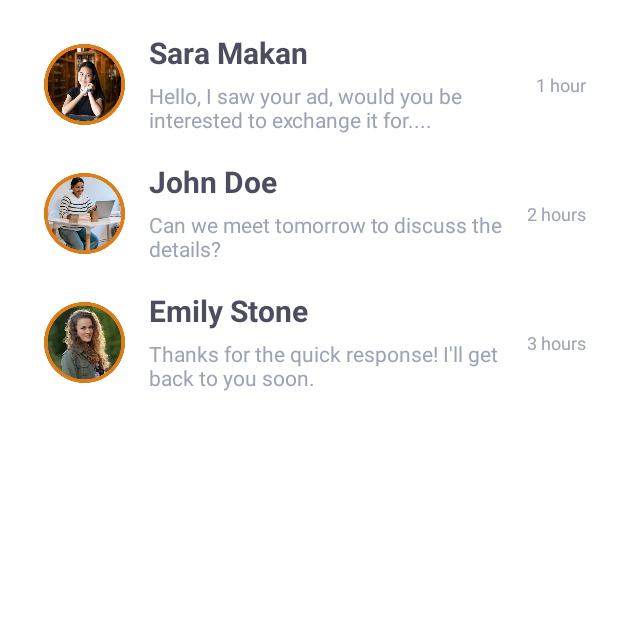
After one commit to Safeane/Exchangify1, an Android app: the chat_item screen opened directly, with no data from a screen before it, on a phone screen of 412 x 824 dp, the top half of it. The commit adds this screen. Run offline under Robolectric (Android 15) with nearby library versions, the phone set to English and light mode, and no system bars; 1 statement that could not run was skipped.

Commit message:
final
final commit

```diff
--- /dev/null
+++ b/app/src/main/java/com/manipal/exchangify/chat_item.java
@@ -0,0 +1,24 @@
+package com.manipal.exchangify;
+
+import android.os.Bundle;
+
+import androidx.activity.EdgeToEdge;
+import androidx.appcompat.app.AppCompatActivity;
+import androidx.core.graphics.Insets;
+import androidx.core.view.ViewCompat;
+import androidx.core.view.WindowInsetsCompat;
+
+public class chat_item extends AppCompatActivity {
+
+    @Override
+    protected void onCreate(Bundle savedInstanceState) {
+        super.onCreate(savedInstanceState);
+        EdgeToEdge.enable(this);
+        setContentView(R.layout.activity_chat_item);
+        ViewCompat.setOnApplyWindowInsetsListener(findViewById(R.id.main), (v, insets) -> {
+            Insets systemBars = insets.getInsets(WindowInsetsCompat.Type.systemBars());
+            v.setPadding(systemBars.left, systemBars.top, systemBars.right, systemBars.bottom);
+            return insets;
+        });
+    }
+}
--- /dev/null
+++ b/app/src/main/res/drawable/baseline_arrow_back_24.xml
@@ -0,0 +1,5 @@
+<vector xmlns:android="http://schemas.android.com/apk/res/android" android:autoMirrored="true" android:height="24dp" android:tint="#FFAD00" android:viewportHeight="24" android:viewportWidth="24" android:width="24dp">
+
+    <path android:fillColor="@android:color/white" android:pathData="M20,11H7.83l5.59,-5.59L12,4l-8,8 8,8 1.41,-1.41L7.83,13H20v-2z"/>
+
+</vector>
--- a/app/src/main/res/drawable/baseline_notifications_24.xml
+++ b/app/src/main/res/drawable/baseline_notifications_24.xml
@@ -1,4 +1,4 @@
-<vector xmlns:android="http://schemas.android.com/apk/res/android" android:height="24dp" android:tint="#696969" android:viewportHeight="24" android:viewportWidth="24" android:width="24dp">
+<vector xmlns:android="http://schemas.android.com/apk/res/android" android:height="24dp" android:tint="#FFAD00" android:viewportHeight="24" android:viewportWidth="24" android:width="24dp">
 
     <path android:fillColor="@android:color/white" android:pathData="M12,22c1.1,0 2,-0.9 2,-2h-4c0,1.1 0.89,2 2,2zM18,16v-5c0,-3.07 -1.64,-5.64 -4.5,-6.32L13.5,4c0,-0.83 -0.67,-1.5 -1.5,-1.5s-1.5,0.67 -1.5,1.5v0.68C7.63,5.36 6,7.92 6,11v5l-2,2v1h16v-1l-2,-2z"/>
 
--- /dev/null
+++ b/app/src/main/res/drawable/baseline_notifications_active_24.xml
@@ -0,0 +1,5 @@
+<vector xmlns:android="http://schemas.android.com/apk/res/android" android:height="24dp" android:tint="#696969" android:viewportHeight="24" android:viewportWidth="24" android:width="24dp">
+
+    <path android:fillColor="@android:color/white" android:pathData="M7.58,4.08L6.15,2.65C3.75,4.48 2.17,7.3 2.03,10.5h2c0.15,-2.65 1.51,-4.97 3.55,-6.42zM19.97,10.5h2c-0.15,-3.2 -1.73,-6.02 -4.12,-7.85l-1.42,1.43c2.02,1.45 3.39,3.77 3.54,6.42zM18,11c0,-3.07 -1.64,-5.64 -4.5,-6.32L13.5,4c0,-0.83 -0.67,-1.5 -1.5,-1.5s-1.5,0.67 -1.5,1.5v0.68C7.63,5.36 6,7.92 6,11v5l-2,2v1h16v-1l-2,-2v-5zM12,22c0.14,0 0.27,-0.01 0.4,-0.04 0.65,-0.14 1.18,-0.58 1.44,-1.18 0.1,-0.24 0.15,-0.5 0.15,-0.78h-4c0.01,1.1 0.9,2 2.01,2z"/>
+
+</vector>
--- /dev/null
+++ b/app/src/main/res/layout/activity_chat_item.xml
@@ -0,0 +1,220 @@
+<?xml version="1.0" encoding="utf-8"?>
+<LinearLayout xmlns:android="http://schemas.android.com/apk/res/android"
+    android:layout_width="match_parent"
+    android:layout_height="wrap_content"
+    android:orientation="horizontal"
+    android:padding="8dp"
+    android:background="@color/white">
+
+    <LinearLayout
+        android:layout_width="match_parent"
+        android:layout_height="match_parent"
+        android:orientation="vertical">
+
+
+        <ScrollView
+            android:layout_width="match_parent"
+            android:layout_height="0dp"
+            android:layout_weight="1"
+            android:padding="5dp">
+
+            <LinearLayout
+                android:layout_width="match_parent"
+                android:layout_height="wrap_content"
+                android:orientation="vertical">
+
+                <!-- Single chat item -->
+                <LinearLayout
+                    android:layout_width="match_parent"
+                    android:layout_height="wrap_content"
+                    android:orientation="horizontal"
+                    android:padding="8dp">
+
+                    <ImageView
+                        android:id="@+id/profile_image1"
+                        android:layout_width="70dp"
+                        android:layout_height="70dp"
+                        android:layout_gravity="center_vertical"
+                        android:background="?attr/selectableItemBackground"
+                        android:scaleType="centerCrop"
+                        android:src="@drawable/ch1" />
+
+                    <LinearLayout
+                        android:layout_width="0dp"
+                        android:layout_height="wrap_content"
+                        android:layout_marginStart="8dp"
+                        android:layout_weight="1"
+                        android:gravity="center_vertical"
+                        android:orientation="vertical">
+
+                        <TextView
+                            android:id="@+id/sender_name1"
+                            android:layout_width="wrap_content"
+                            android:layout_height="wrap_content"
+                            android:text="Sara Makan"
+                            android:textColor="#4C4E60"
+                            android:textSize="20sp"
+                            android:textStyle="bold" />
+
+                        <TextView
+                            android:id="@+id/message_preview1"
+                            android:layout_width="wrap_content"
+                            android:layout_height="wrap_content"
+                            android:layout_marginTop="5dp"
+                            android:text="Hello, I saw your ad, would you be interested to exchange it for...."
+                            android:textColor="#9DA3B4"
+                            android:textSize="14sp" />
+                    </LinearLayout>
+
+                    <TextView
+                        android:id="@+id/timestamp1"
+                        android:layout_width="wrap_content"
+                        android:layout_height="wrap_content"
+                        android:layout_gravity="center_vertical"
+                        android:text="1 hour"
+                        android:textColor="#9DA3B4"
+                        android:textSize="12sp" />
+                </LinearLayout>
+
+                <!-- Another chat item -->
+                <LinearLayout
+                    android:layout_width="match_parent"
+                    android:layout_height="wrap_content"
+                    android:orientation="horizontal"
+                    android:padding="8dp">
+
+                    <ImageView
+                        android:id="@+id/profile_image2"
+                        android:layout_width="70dp"
+                        android:layout_height="70dp"
+                        android:layout_gravity="center_vertical"
+                        android:background="?attr/selectableItemBackground"
+                        android:scaleType="centerCrop"
+                        android:src="@drawable/n1" />
+
+                    <LinearLayout
+                        android:layout_width="0dp"
+                        android:layout_height="wrap_content"
+                        android:layout_marginStart="8dp"
+                        android:layout_weight="1"
+                        android:gravity="center_vertical"
+                        android:orientation="vertical">
+
+                        <TextView
+                            android:id="@+id/sender_name2"
+                            android:layout_width="wrap_content"
+                            android:layout_height="wrap_content"
+                            android:text="John Doe"
+                            android:textColor="#4C4E60"
+                            android:textSize="20sp"
+                            android:textStyle="bold" />
+
+                        <TextView
+                            android:id="@+id/message_preview2"
+                            android:layout_width="wrap_content"
+                            android:layout_height="wrap_content"
+                            android:layout_marginTop="5dp"
+                            android:text="Can we meet tomorrow to discuss the details?"
+                            android:textColor="#9DA3B4"
+                            android:textSize="14sp" />
+                    </LinearLayout>
+
+                    <TextView
+                        android:id="@+id/timestamp2"
+                        android:layout_width="wrap_content"
+                        android:layout_height="wrap_content"
+                        android:layout_gravity="center_vertical"
+                        android:text="2 hours"
+                        android:textColor="#9DA3B4"
+                        android:textSize="12sp" />
+                </LinearLayout>
+
+                <!-- Another chat item -->
+                <LinearLayout
+                    android:layout_width="match_parent"
+                    android:layout_height="wrap_content"
+                    android:orientation="horizontal"
+                    android:padding="8dp">
+
+                    <ImageView
+                        android:id="@+id/profile_image3"
+                        android:layout_width="70dp"
+                        android:layout_height="70dp"
+                        android:layout_gravity="center_vertical"
+                        android:background="?attr/selectableItemBackground"
+                        android:scaleType="centerCrop"
+                        android:src="@drawable/n3" />
+
+                    <LinearLayout
+                        android:layout_width="0dp"
+                        android:layout_height="wrap_content"
+                        android:layout_marginStart="8dp"
+                        android:layout_weight="1"
+                        android:gravity="center_vertical"
+                        android:orientation="vertical">
+
+                        <TextView
+                            android:id="@+id/sender_name3"
+                            android:layout_width="wrap_content"
+                            android:layout_height="wrap_content"
+                            android:text="Emily Stone"
+                            android:textColor="#4C4E60"
+                            android:textSize="20sp"
+                            android:textStyle="bold" />
+
+                        <TextView
+                            android:id="@+id/message_preview3"
+                            android:layout_width="wrap_content"
+                            android:layout_height="wrap_content"
+                            android:layout_marginTop="5dp"
+                            android:text="Thanks for the quick response! I'll get back to you soon."
+                            android:textColor="#9DA3B4"
+                            android:textSize="14sp" />
+                    </LinearLayout>
+
+                    <TextView
+                        android:id="@+id/timestamp3"
+                        android:layout_width="wrap_content"
+                        android:layout_height="wrap_content"
+                        android:layout_gravity="center_vertical"
+                        android:text="3 hours"
+                        android:textColor="#9DA3B4"
+                        android:textSize="12sp" />
+                </LinearLayout>
+            </LinearLayout>
+        </ScrollView>
+
+
+    </LinearLayout>
+
+
+    <LinearLayout
+        android:layout_width="0dp"
+        android:layout_height="wrap_content"
+        android:layout_weight="1"
+        android:orientation="vertical"
+        android:layout_marginStart="8dp"
+        android:gravity="center_vertical">
+
+        <TextView
+            android:id="@+id/sender_name"
+            android:layout_width="wrap_content"
+            android:layout_height="wrap_content"
+            android:text="Sara Makan"
+            android:textColor="#4C4E60"
+            android:textSize="20sp"
+            android:textStyle="bold" />
+
+        <TextView
+            android:id="@+id/message_preview"
+            android:layout_width="wrap_content"
+            android:layout_height="wrap_content"
+            android:text="Hello, i saw your ad, would you be interested to exchange it for...."
+            android:textColor="#9DA3B4"
+            android:textSize="14sp"
+            android:layout_marginTop="5dp" />
+    </LinearLayout>
+
+
+
+</LinearLayout>
--- a/app/src/main/res/layout/activity_search_results.xml
+++ b/app/src/main/res/layout/activity_search_results.xml
@@ -1,4 +1,5 @@
 <?xml version="1.0" encoding="utf-8"?>
+
 <LinearLayout xmlns:android="http://schemas.android.com/apk/res/android"
 android:layout_width="match_parent"
 android:layout_height="wrap_content"
```
Also changed, not shown: app/src/main/AndroidManifest.xml (+14 -2 lines), app/src/main/java/com/manipal/exchangify/Chat_main.java (added, +24 -0 lines), app/src/main/java/com/manipal/exchangify/notification.java (added, +24 -0 lines), app/src/main/java/com/manipal/exchangify/notification_item.java (added, +24 -0 lines), app/src/main/res/layout/activity_chat_main.xml (added, +85 -0 lines), app/src/main/res/layout/activity_notification.xml (added, +71 -0 lines), app/src/main/res/layout/activity_notification_item.xml (added, +208 -0 lines), app/src/main/res/drawable/ch1.jpg (added), app/src/main/res/drawable/man_yellow.jpg (added), app/src/main/res/drawable/n1.jpg (added), app/src/main/res/drawable/n2.jpg (added), app/src/main/res/drawable/n3.jpg (added), app/src/main/res/drawable/yellow top.jpg (added). Lines whose indentation alone changed are shown as unchanged.
